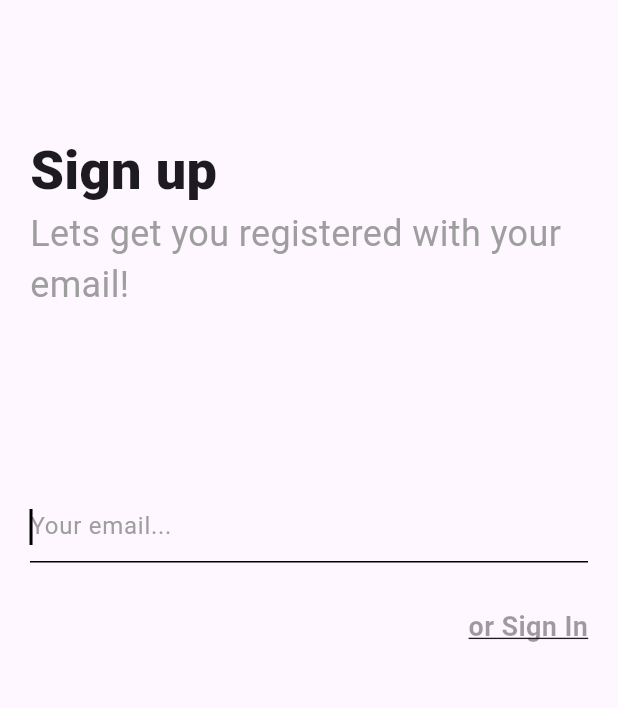
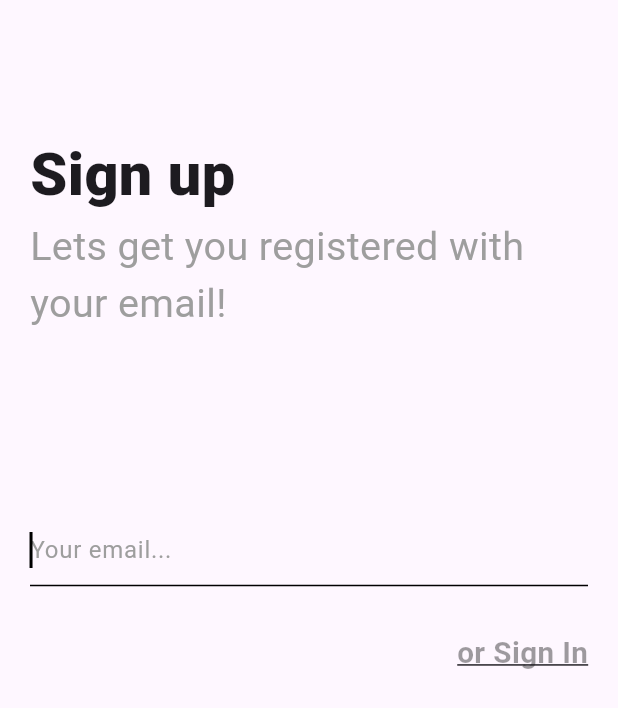
Before and after one commit to SpaceBuckett/must_do, a Flutter app: the screen it shows after launch, after a tap on "or Sign In", on a phone screen of 412 x 824 dp. Shown: the top 708 px of the screen. Run offline on Flutter 3.47's test engine with Material 2 defaults, Android fonts, the light colour scheme and no system bars; our stand-ins replace cloud_firestore, firebase_auth, firebase_core, firebase_messaging, flutter_screenutil, get and 1 more; accounts and stored records are empty.

Commit message:
Responsiveness added

```diff
--- a/lib/main.dart
+++ b/lib/main.dart
@@ -1,5 +1,6 @@
 import 'package:firebase_core/firebase_core.dart';
 import 'package:flutter/material.dart';
+import 'package:flutter_screenutil/flutter_screenutil.dart';
 import 'package:get/get.dart';
 import 'package:must_do/core/locator.dart';
 import 'package:must_do/firebase_options.dart';
@@ -22,15 +23,16 @@ class MyApp extends StatelessWidget {
   // This widget is the root of your application.
   @override
   Widget build(BuildContext context) {
-    return GetMaterialApp(
-      title: 'Flutter Demo',
-      theme: ThemeData(
-        primarySwatch: Colors.blue,
-        useMaterial3: true,
+    return ScreenUtilInit(
+      designSize: const Size(375, 812),
+      builder: (context, child) => GetMaterialApp(
+        title: 'Flutter Demo',
+        theme: ThemeData(
+          primarySwatch: Colors.blue,
+          useMaterial3: true,
+        ),
+        home: const SplashScreen(),
       ),
-      home: const SplashScreen(),
-      // SignUpScreenOne(),
-      //  HomeScreen(),
     );
   }
 }
--- a/lib/screens/auth/signup/signup_screen1.dart
+++ b/lib/screens/auth/signup/signup_screen1.dart
@@ -1,4 +1,5 @@
 import 'package:flutter/material.dart';
+import 'package:flutter_screenutil/flutter_screenutil.dart';
 import 'package:get/get.dart';
 import 'package:must_do/core/constants/text_styles.dart';
 import 'package:must_do/screens/auth/signin/signin_screen_one.dart';
@@ -19,12 +20,12 @@ class SignUpScreenOne extends StatelessWidget {
           child: Column(
             crossAxisAlignment: CrossAxisAlignment.start,
             children: <Widget>[
-              const Padding(
-                padding: EdgeInsets.only(top: 88.0, right: 30),
+              Padding(
+                padding: const EdgeInsets.only(top: 88.0, right: 30),
                 child: Text(
                   'Sign up',
                   style: TextStyle(
-                    fontSize: 36,
+                    fontSize: 36.sp,
                     fontWeight: FontWeight.w900,
                   ),
                 ),
@@ -32,12 +33,12 @@ class SignUpScreenOne extends StatelessWidget {
               Text(
                 'Lets get you registered with your email!',
                 style: TextStyle(
-                  fontSize: 24,
+                  fontSize: 24.sp,
                   fontWeight: FontWeight.w400,
                   color: Colors.grey.shade500,
                 ),
               ),
-              const SizedBox(height: 120),
+              SizedBox(height: 120.h),
               TextFormField(
                 autofocus: true,
                 textInputAction: TextInputAction.done,
@@ -65,15 +66,15 @@ class SignUpScreenOne extends StatelessWidget {
                   }
                 },
               ),
-              const SizedBox(height: 30),
+              SizedBox(height: 30.h),
               GestureDetector(
-                  child: const Align(
+                  child: Align(
                     alignment: Alignment.centerRight,
                     child: Text(
                       'or Sign In',
                       style: TextStyle(
                         decoration: TextDecoration.underline,
-                        fontSize: 18,
+                        fontSize: 18.sp,
                         fontWeight: FontWeight.w700,
                         color: Colors.black38,
                       ),
--- a/lib/screens/splash_screen/splash_screen.dart
+++ b/lib/screens/splash_screen/splash_screen.dart
@@ -1,6 +1,7 @@
 // ignore_for_file: use_build_context_synchronously
 
 import 'package:flutter/material.dart';
+import 'package:must_do/core/constants/text_styles.dart';
 import 'package:must_do/core/locator.dart';
 import 'package:must_do/core/services/auth_services.dart';
 import 'package:must_do/screens/auth/signup/signup_screen1.dart';
@@ -17,7 +18,7 @@ class _SplashScreenState extends State<SplashScreen> {
   final _authService = locator<AuthService>();
 
   naviagetToNextScreen() async {
-    await Future.delayed(const Duration(milliseconds: 400));
+    await Future.delayed(const Duration(milliseconds: 500));
     if (_authService.isLogin) {
       Navigator.pushAndRemoveUntil(
           context,
@@ -41,10 +42,12 @@ class _SplashScreenState extends State<SplashScreen> {
   Widget build(BuildContext context) {
     return Scaffold(
       body: Center(
-        child: Container(
-          height: 200,
-          width: 200,
-          color: Colors.grey,
+        child: Padding(
+          padding: const EdgeInsets.symmetric(horizontal: 28.0),
+          child: Text(
+            'Lets get the things done...',
+            style: heading1.copyWith(color: Colors.black54),
+          ),
         ),
       ),
     );
```
Also changed, not shown: lib/screens/auth/signin/signin_screen_one.dart (+9 -8 lines), lib/screens/auth/signin/signin_screen_two.dart (+7 -8 lines), lib/screens/auth/signup/signup_screen2.dart (+7 -6 lines), lib/screens/auth/signup/signup_screen3.dart (+7 -6 lines), lib/screens/home/home_screen.dart (+12 -11 lines).
